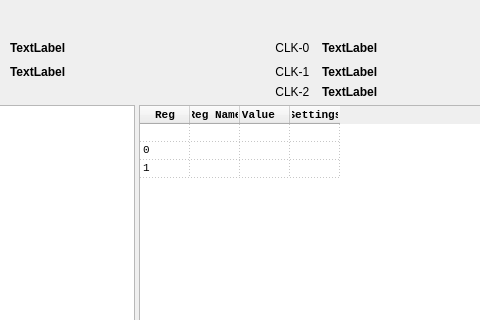
Qt form Qt/Si5351_I2C_Data_Decoder/mainwindow.ui (OneOfEleven/Si5351-I2C-data-decoder) before a commit; both pictures show x 363 to 843 and y 0 to 320 of the 1000 by 600 pixel window.
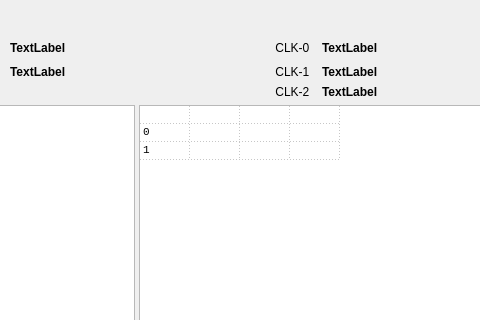
The same form after that commit.

Commit message: Added 'INV' indicator to each CLK

The edit to the form file:
```diff
--- a/Qt/Si5351_I2C_Data_Decoder/mainwindow.ui
+++ b/Qt/Si5351_I2C_Data_Decoder/mainwindow.ui
@@ -406,7 +406,7 @@
         <number>3</number>
        </property>
        <attribute name="horizontalHeaderVisible">
-        <bool>true</bool>
+        <bool>false</bool>
        </attribute>
        <attribute name="horizontalHeaderCascadingSectionResizes">
         <bool>false</bool>
```
Left out of the diff: 9 changed lines with no effect on the pictures. The commit also changes 1 other file.
